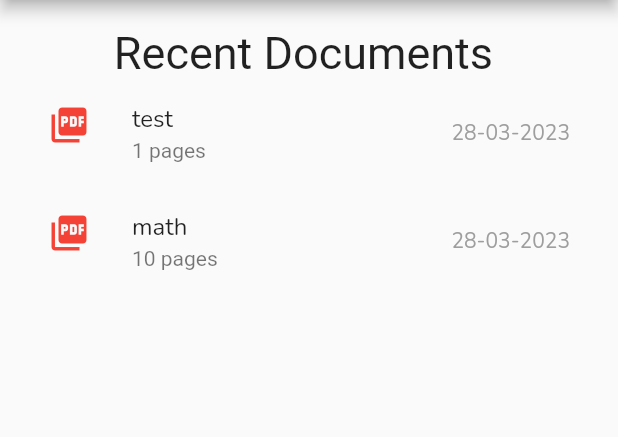
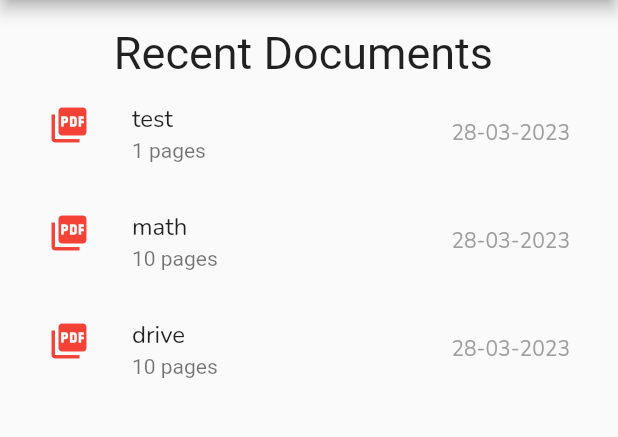
Before and after one commit to samiFlutter/Pdf_Reader-, a Flutter app: the screen it shows after launch, on a phone screen of 412 x 824 dp, the part 84-521 px from its top. Run offline on Flutter 3.47's test engine with Material 2 defaults, Android fonts, the phone set to English and light mode, and no system bars; our stand-ins replace google_fonts; missing offline and left inert: syncfusion_flutter_pdfviewer.

```diff
--- a/lib/main.dart
+++ b/lib/main.dart
@@ -11,7 +11,7 @@ class MyApp extends StatelessWidget {
   // This widget is the root of your application.
   @override
   Widget build(BuildContext context) {
-    return MaterialApp(
+    return const MaterialApp(
       home: HomeScreen(),
     );
   }
--- a/lib/models/doc_model.dart
+++ b/lib/models/doc_model.dart
@@ -13,5 +13,10 @@ class DocModel {
         "https://www.ency-education.com/uploads/3/0/9/3/309326/bac2022-sciences-se.pdf",
         "28-03-2023",
         10),
+    DocModel(
+        "drive",
+        "https://drive.google.com/file/d/1C75_yclWUpJp4yYg9i4iK8EoI8lqffXN/view",
+        "28-03-2023",
+        10),
   ];
 }
```
